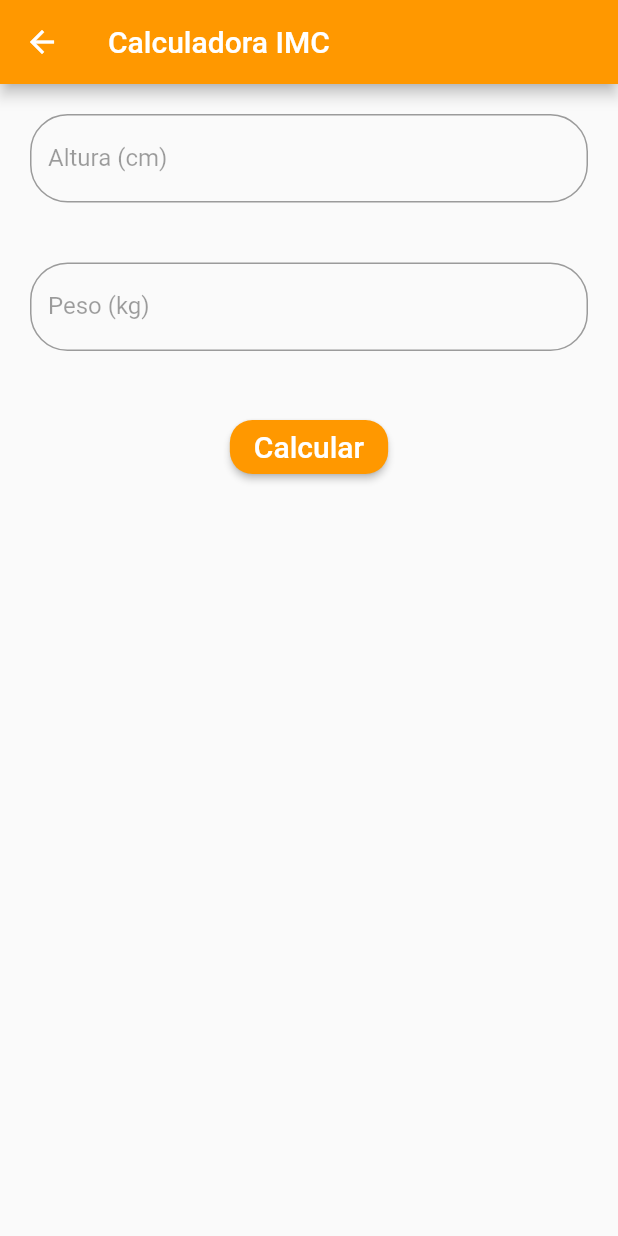
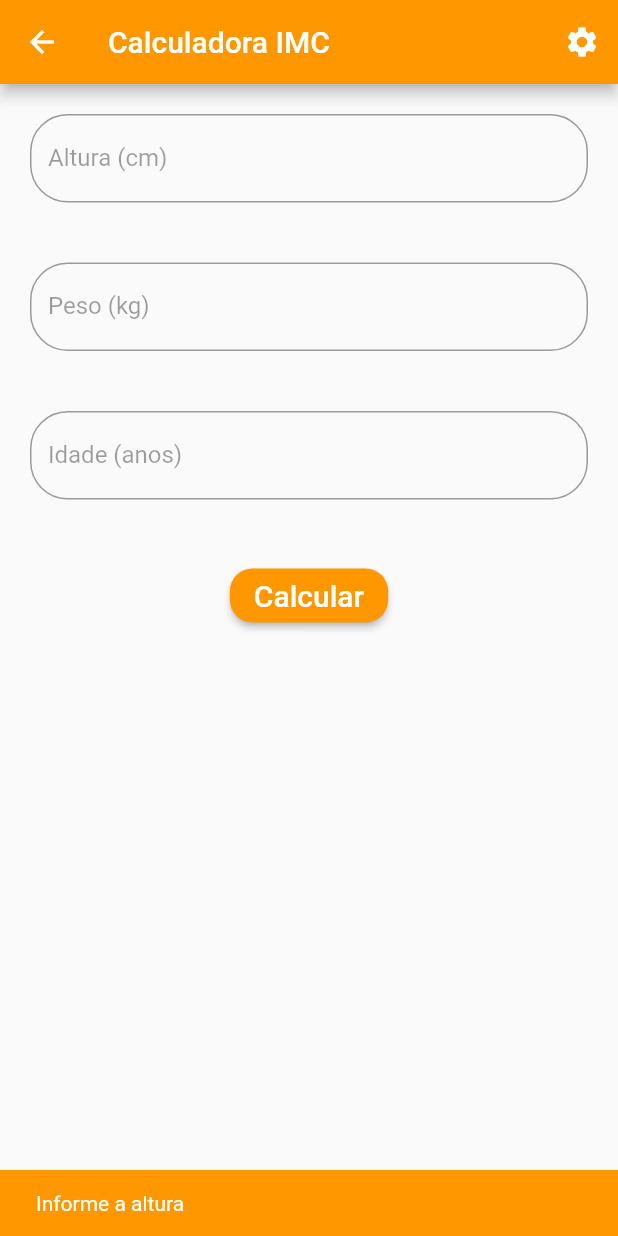
Before and after one commit to gessikaguimaraes/imc, a Flutter app: the HomePage screen opened directly, after a tap on "Calcular", on a phone screen of 412 x 824 dp. Run offline on Flutter 3.47's test engine with Material 2 defaults, Android fonts, the phone set to English and light mode, and no system bars; our stand-ins replace flutter_masked_text.

```diff
--- a/lib/blocs/imc_bloc.dart
+++ b/lib/blocs/imc_bloc.dart
@@ -4,16 +4,22 @@ import 'package:flutter_masked_text/flutter_masked_text.dart';
 class ImcBloc {
   var heightCtrl = new MaskedTextController(mask: '000');
   var weightCtrl = new MaskedTextController(mask: '000');
+  var idade = TextEditingController();
   var mensagem = "Preencha os dados para calcular seu IMC";
   var resultado = "";
+  String pesoIdeal = "";
   Color cor;
 
   calculate() {
     double weight = double.parse(weightCtrl.text);
     double height = double.parse(heightCtrl.text) / 100;
     double imc = weight / (height * height);
+    double pesoMinimo = height * height * 18.6;
+    double pesoMaximo = height * height * 24.9;
 
     resultado = "${imc.toStringAsPrecision(2)}";
+    pesoIdeal =
+        "Peso ideal: ${pesoMinimo.toStringAsPrecision(2)} a ${pesoMaximo.toStringAsPrecision(2)} kg";
 
     if (imc < 18.6) {
       mensagem = "Abaixo do Peso";
@@ -36,3 +42,17 @@ class ImcBloc {
     }
   }
 }
+/*
+Adulto: 20 a 59 anos
+criança: 6 meses a 19 anos
+
+Calculo IMC:
+imc = peso/(altura * altura)
+peso = (altura * altura)/imc
+
+Formula de Lorentz:
+P = h - 100 - (h-150)/k
+k =4, homem
+k=2, mulher
+h = altura em cm
+ */
--- a/lib/ui/android/pages/home_page.dart
+++ b/lib/ui/android/pages/home_page.dart
@@ -2,6 +2,8 @@ import 'package:flutter/material.dart';
 import 'package:flutter/services.dart';
 import 'package:imc/blocs/imc_bloc.dart';
 import 'package:imc/ui/android/pages/resultado_page.dart';
+
+import 'configuracao_page.dart';
 
 class HomePage extends StatefulWidget {
   @override
@@ -9,30 +11,46 @@ class HomePage extends StatefulWidget {
 }
 
 class _HomePageState extends State<HomePage> {
+  final GlobalKey<ScaffoldState> _scaffoldKey = new GlobalKey<ScaffoldState>();
   var bloc = new ImcBloc();
   FocusNode focusNodeAltura;
   FocusNode focusNodePeso;
+  FocusNode focusNodeIdade;
 
   @override
   void initState() {
     super.initState();
     focusNodeAltura = FocusNode();
     focusNodePeso = FocusNode();
+    focusNodeIdade = FocusNode();
   }
 
   @override
   void dispose() {
     focusNodeAltura.dispose();
     focusNodePeso.dispose();
+    focusNodeIdade.dispose();
     super.dispose();
   }
 
   @override
   Widget build(BuildContext context) {
     return Scaffold(
+      key: _scaffoldKey,
       appBar: AppBar(
         title: Text("Calculadora IMC"),
         backgroundColor: Colors.orange,
+        actions: <Widget>[
+          IconButton(
+            icon: Icon(Icons.settings),
+            onPressed: () {
+              showDialog(
+                context: context,
+                builder: (_) => ConfiguracaoPage(),
+              );
+            },
+          ),
+        ],
       ),
       body: Container(
         child: Column(
@@ -102,8 +120,57 @@ class _HomePageState extends State<HomePage> {
             ),
             Padding(
               padding: EdgeInsets.all(20),
+              child: TextFormField(
+                focusNode: focusNodeIdade,
+                onTap: () {
+                  setState(() {
+                    FocusScope.of(context).requestFocus(focusNodeIdade);
+                  });
+                },
+                controller: bloc.idade,
+                decoration: InputDecoration(
+                  labelText: "Idade (anos)",
+                  labelStyle: TextStyle(
+                    color: focusNodeIdade.hasFocus
+                        ? Colors.orange
+                        : Colors.black38,
+                  ),
+                  focusedBorder: OutlineInputBorder(
+                    borderRadius: BorderRadius.circular(25.0),
+                    borderSide: BorderSide(color: Colors.orange),
+                  ),
+                  border: OutlineInputBorder(
+                    borderRadius: BorderRadius.circular(25.0),
+                    borderSide: BorderSide(
+                      color: Colors.orange,
+                    ),
+                  ),
+                ),
+                keyboardType: TextInputType.number,
+                cursorColor: Colors.orange,
+              ),
+            ),
+            Padding(
+              padding: EdgeInsets.all(20),
               child: RaisedButton(
                 onPressed: () {
+                  if (bloc.heightCtrl.text == "") {
+                    _scaffoldKey.currentState.showSnackBar(
+                      SnackBar(
+                        content: Text("Informe a altura"),
+                        duration: Duration(seconds: 3),
+                        backgroundColor: Colors.orange,
+                      ),
+                    );
+                  } else if (bloc.weightCtrl.text == "") {
+                    _scaffoldKey.currentState.showSnackBar(
+                      SnackBar(
+                        content: Text("Informe o peso"),
+                        duration: Duration(seconds: 3),
+                        backgroundColor: Colors.orange,
+                      ),
+                    );
+                  } else {
                     bloc.calculate();
                     Navigator.push(
                       context,
@@ -112,9 +179,11 @@ class _HomePageState extends State<HomePage> {
                           mensagem: bloc.mensagem,
                           resultado: bloc.resultado,
                           cor: bloc.cor,
+                          pesoIdeal: bloc.pesoIdeal,
                         ),
                       ),
                     );
+                  }
                 },
                 shape: RoundedRectangleBorder(
                   borderRadius: new BorderRadius.circular(15.0),
--- a/lib/ui/android/pages/splashScreen_page.dart
+++ b/lib/ui/android/pages/splashScreen_page.dart
@@ -2,7 +2,7 @@ import 'dart:async';
 import 'dart:math' as math;
 
 import 'package:flutter/material.dart';
-import 'package:imc/ui/android/pages/home_page.dart';
+import 'package:imc/ui/android/pages/sexo_page.dart';
 
 class SplashScreenPage extends StatefulWidget {
   @override
@@ -20,7 +20,7 @@ class _SplashScreenPageState extends State<SplashScreenPage>
       Navigator.push(
         context,
         MaterialPageRoute(
-          builder: (context) => HomePage(),
+          builder: (context) => SexoPage(),
         ),
       );
     });
```
Also changed, not shown: lib/ui/android/pages/configuracao_page.dart (added, +66 -0 lines), lib/ui/android/pages/resultado_page.dart (+13 -5 lines), lib/ui/android/pages/sexo_page.dart (added, +47 -0 lines), 6 other files. Lines whose indentation alone changed are shown as unchanged.
